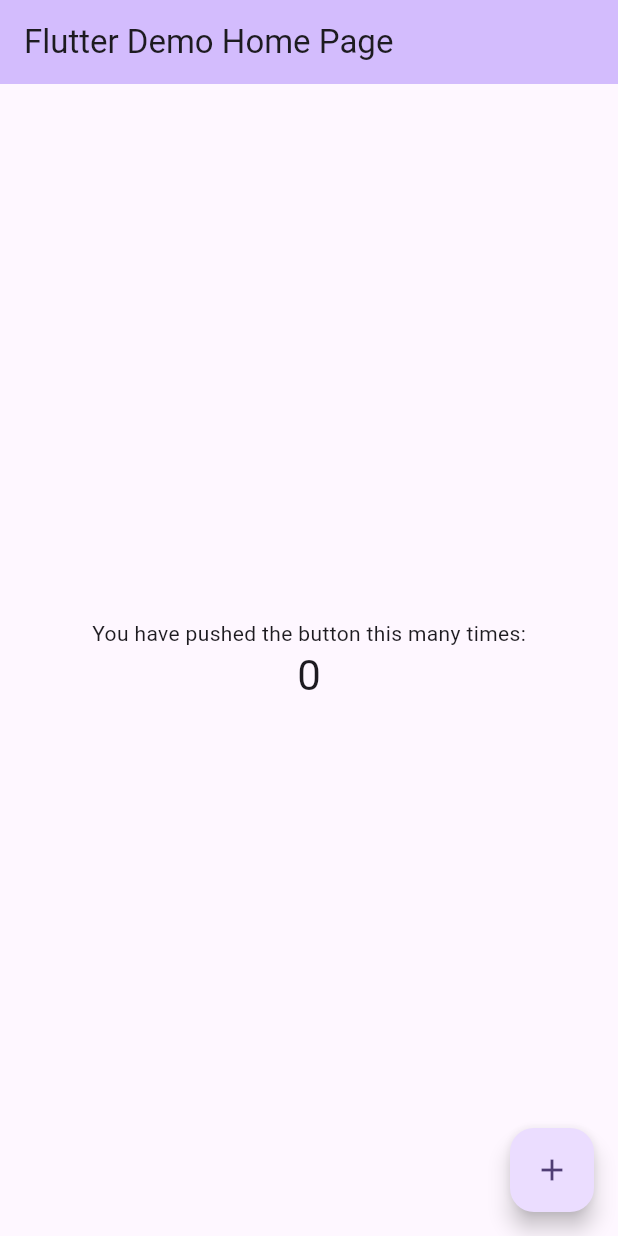
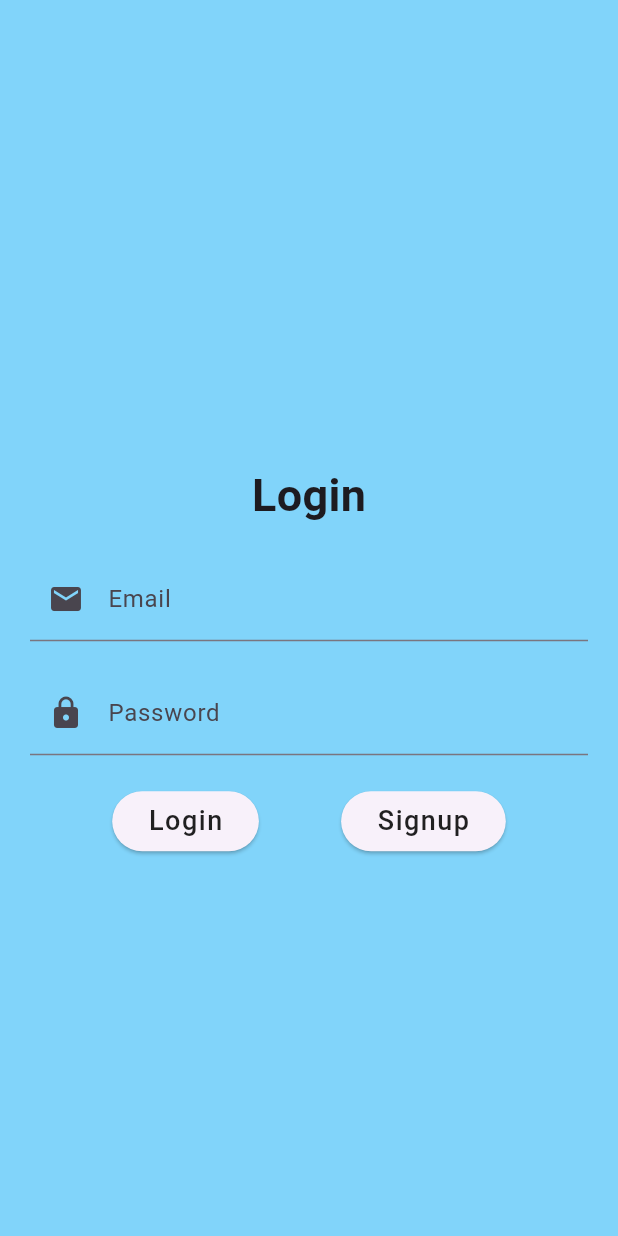
Before and after one commit to thaaranyaG/BA-Technology-Task, a Flutter app: the screen it shows after launch, on a phone screen of 412 x 824 dp. Run offline on Flutter 3.47's test engine with Material 3 defaults, Android fonts, the phone set to English and light mode, and no system bars; our stand-ins replace firebase_auth, firebase_core, firebase_messaging, flutter_local_notifications, get; accounts and stored records are empty.

Commit message:
auth with fire base, push notification

```diff
--- a/lib/main.dart
+++ b/lib/main.dart
@@ -1,101 +1,35 @@
+import 'package:ba_technology/screens/login_screen.dart';
+import 'package:firebase_core/firebase_core.dart';
+import 'package:firebase_messaging/firebase_messaging.dart';
 import 'package:flutter/material.dart';
+import 'package:get/get.dart';
 
-void main() {
+void main() async {
+  WidgetsFlutterBinding.ensureInitialized();
+  await Firebase.initializeApp();
+
+  FirebaseMessaging.onBackgroundMessage(_firebaseMessagingBackgroundHandler);
+
   runApp(const MyApp());
+}
+
+Future<void> _firebaseMessagingBackgroundHandler(RemoteMessage message) async {
+  debugPrint("Handling a background message: ${message.messageId}");
 }
 
 class MyApp extends StatelessWidget {
   const MyApp({super.key});
 
-  // This widget is the root of your application.
   @override
   Widget build(BuildContext context) {
-    return MaterialApp(
+    return GetMaterialApp(
+      debugShowCheckedModeBanner: false,
       title: 'Flutter Demo',
       theme: ThemeData(
         colorScheme: ColorScheme.fromSeed(seedColor: Colors.deepPurple),
         useMaterial3: true,
       ),
-      home: const MyHomePage(title: 'Flutter Demo Home Page'),
+      home: const LoginScreen(),
     );
   }
 }
-
-class MyHomePage extends StatefulWidget {
-  const MyHomePage({super.key, required this.title});
-
-  final String title;
-
-  @override
-  State<MyHomePage> createState() => _MyHomePageState();
-}
-
-class _MyHomePageState extends State<MyHomePage> {
-  int _counter = 0;
-
-  void _incrementCounter() {
-    setState(() {
-      // This call to setState tells the Flutter framework that something has
-      // changed in this State, which causes it to rerun the build method below
-      // so that the display can reflect the updated values. If we changed
-      // _counter without calling setState(), then the build method would not be
-      // called again, and so nothing would appear to happen.
-      _counter++;
-    });
-  }
-
-  @override
-  Widget build(BuildContext context) {
-    // This method is rerun every time setState is called, for instance as done
-    // by the _incrementCounter method above.
-    //
-    // The Flutter framework has been optimized to make rerunning build methods
-    // fast, so that you can just rebuild anything that needs updating rather
-    // than having to individually change instances of widgets.
-    return Scaffold(
-      appBar: AppBar(
-        // TRY THIS: Try changing the color here to a specific color (to
-        // Colors.amber, perhaps?) and trigger a hot reload to see the AppBar
-        // change color while the other colors stay the same.
-        backgroundColor: Theme.of(context).colorScheme.inversePrimary,
-        // Here we take the value from the MyHomePage object that was created by
-        // the App.build method, and use it to set our appbar title.
-        title: Text(widget.title),
-      ),
-      body: Center(
-        // Center is a layout widget. It takes a single child and positions it
-        // in the middle of the parent.
-        child: Column(
-          // Column is also a layout widget. It takes a list of children and
-          // arranges them vertically. By default, it sizes itself to fit its
-          // children horizontally, and tries to be as tall as its parent.
-          //
-          // Column has various properties to control how it sizes itself and
-          // how it positions its children. Here we use mainAxisAlignment to
-          // center the children vertically; the main axis here is the vertical
-          // axis because Columns are vertical (the cross axis would be
-          // horizontal).
-          //
-          // TRY THIS: Invoke "debug painting" (choose the "Toggle Debug Paint"
-          // action in the IDE, or press "p" in the console), to see the
-          // wireframe for each widget.
-          mainAxisAlignment: MainAxisAlignment.center,
-          children: <Widget>[
-            const Text(
-              'You have pushed the button this many times:',
-            ),
-            Text(
-              '$_counter',
-              style: Theme.of(context).textTheme.headlineMedium,
-            ),
-          ],
-        ),
-      ),
-      floatingActionButton: FloatingActionButton(
-        onPressed: _incrementCounter,
-        tooltip: 'Increment',
-        child: const Icon(Icons.add),
-      ), // This trailing comma makes auto-formatting nicer for build methods.
-    );
-  }
-}
--- /dev/null
+++ b/lib/screens/login_screen.dart
@@ -0,0 +1,134 @@
+import 'package:ba_technology/screens/dashboard_screen.dart';
+import 'package:ba_technology/screens/signup_screen.dart';
+import 'package:ba_technology/service/firebase.dart';
+import 'package:firebase_auth/firebase_auth.dart';
+import 'package:flutter/material.dart';
+import 'package:get/get.dart';
+
+class LoginScreen extends StatefulWidget {
+  const LoginScreen({super.key});
+
+  @override
+  LoginScreenState createState() => LoginScreenState();
+}
+
+class LoginScreenState extends State<LoginScreen> {
+  final TextEditingController _emailController = TextEditingController();
+  final TextEditingController _passwordController = TextEditingController();
+  final _formKey = GlobalKey<FormState>();
+  final FirebaseApi _auth = FirebaseApi();
+
+  @override
+  void dispose() {
+    _emailController.dispose();
+    _passwordController.dispose();
+    super.dispose();
+  }
+
+  @override
+  Widget build(BuildContext context) {
+    return Scaffold(
+      backgroundColor: Colors.lightBlue.shade200,
+      appBar: AppBar(
+        backgroundColor: Colors.lightBlue.shade200,
+      ),
+      body: Center(
+        child: SingleChildScrollView(
+          padding: const EdgeInsets.all(20.0),
+          child: Form(
+            key: _formKey,
+            child: Column(
+              mainAxisAlignment: MainAxisAlignment.center,
+              crossAxisAlignment: CrossAxisAlignment.stretch,
+              children: [
+                const Align(
+                  alignment: Alignment.center,
+                  child: Text(
+                    'Login',
+                    style: TextStyle(fontSize: 30, fontWeight: FontWeight.bold),
+                  ),
+                ),
+                const SizedBox(height: 20.0),
+                TextFormField(
+                  controller: _emailController,
+                  keyboardType: TextInputType.emailAddress,
+                  decoration: const InputDecoration(
+                    labelText: 'Email',
+                    prefixIcon: Icon(Icons.email),
+                  ),
+                  validator: (value) {
+                    if (value!.isEmpty) {
+                      return 'Please enter your email';
+                    }
+                    return null;
+                  },
+                ),
+                const SizedBox(height: 20.0),
+                TextFormField(
+                  controller: _passwordController,
+                  obscureText: true,
+                  decoration: const InputDecoration(
+                    labelText: 'Password',
+                    prefixIcon: Icon(Icons.lock),
+                  ),
+                  validator: (value) {
+                    if (value!.isEmpty) {
+                      return 'Please enter your password';
+                    }
+                    return null;
+                  },
+                ),
+                const SizedBox(height: 20.0),
+                Row(
+                  mainAxisAlignment: MainAxisAlignment.spaceEvenly,
+                  children: [
+                    ElevatedButton(
+                      onPressed: () {
+                        if (_formKey.currentState!.validate()) {
+                          _logIn();
+                        }
+                      },
+                      child: const Text(
+                        'Login',
+                        style: TextStyle(
+                          fontSize: 18,
+                          color: Colors.black87,
+                          letterSpacing: 1,
+                        ),
+                      ),
+                    ),
+                    ElevatedButton(
+                      onPressed: () {
+                        Get.to(() => const SignUpScreen());
+                      },
+                      child: const Text(
+                        'Signup',
+                        style: TextStyle(
+                          fontSize: 18,
+                          color: Colors.black87,
+                          letterSpacing: 1,
+                        ),
+                      ),
+                    ),
+                  ],
+                ),
+              ],
+            ),
+          ),
+        ),
+      ),
+    );
+  }
+
+  /// login function
+  void _logIn() async {
+    String email = _emailController.text.trim();
+    String password = _passwordController.text.trim();
+    User? user = await _auth.logInUser(email: email, password: password);
+    if (user != null) {
+      Get.to(() => const DashboardScreen());
+    } else {
+      debugPrint('Something error');
+    }
+  }
+}
--- /dev/null
+++ b/lib/service/firebase.dart
@@ -0,0 +1,34 @@
+import 'package:firebase_auth/firebase_auth.dart';
+import 'package:flutter/material.dart';
+
+class FirebaseApi {
+  final FirebaseAuth _auth = FirebaseAuth.instance;
+
+  /// sign up function
+  Future<User?> signUpUser({required String email, required String password}) async {
+    try {
+      UserCredential userCredential = await _auth.createUserWithEmailAndPassword(
+        email: email,
+        password: password,
+      );
+      return userCredential.user;
+    } catch (e) {
+      debugPrint('Error signing up: $e');
+    }
+    return null;
+  }
+
+  ///  login function
+  Future<User?> logInUser({required String email, required String password}) async {
+    try {
+      UserCredential userCredential = await _auth.signInWithEmailAndPassword(
+        email: email,
+        password: password,
+      );
+      return userCredential.user;
+    } catch (e) {
+      debugPrint('Error signing Im: $e');
+    }
+    return null;
+  }
+}
--- a/pubspec.yaml
+++ b/pubspec.yaml
@@ -35,6 +35,12 @@ dependencies:
   # The following adds the Cupertino Icons font to your application.
   # Use with the CupertinoIcons class for iOS style icons.
   cupertino_icons: ^1.0.2
+  firebase_auth: ^4.17.4
+  firebase_core: ^2.25.4
+  firebase_messaging: ^14.7.15
+  get: ^4.6.6
+  http: ^1.2.0
+  flutter_local_notifications: ^16.3.2
 
 dev_dependencies:
   flutter_test:
```
Also changed, not shown: lib/screens/dashboard_screen.dart (added, +147 -0 lines), lib/screens/signup_screen.dart (added, +110 -0 lines), pubspec.lock, 4 other files.
